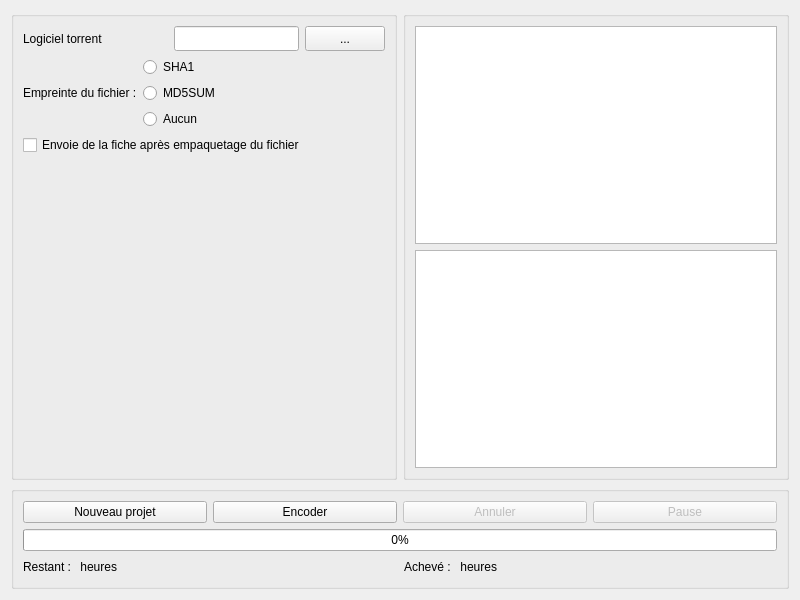
This is src/View/encodepane.ui in cinemaouvert/OCT as Qt 5 draws it before an edit. The edited form follows.
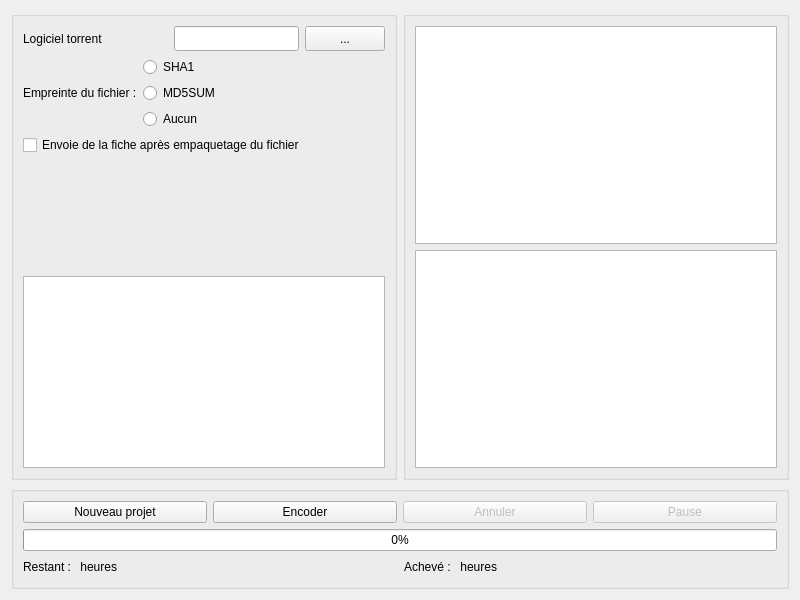
This is the edited form. Custom widgets are drawn as their Qt base class.

Commit message: Changed listViewExport from Filepane to Encodepane

Patch:
```diff
--- a/src/View/encodepane.ui
+++ b/src/View/encodepane.ui
@@ -161,6 +161,9 @@
           </property>
          </spacer>
         </item>
+        <item>
+         <widget class="QListView" name="listViewExport"/>
+        </item>
        </layout>
       </widget>
      </item>
```
The commit also changes 6 other files.
